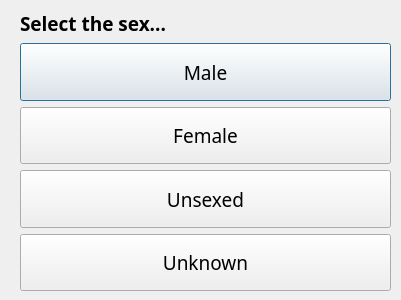
Before: the Qt Designer form ui/SexSelUnknownDlg.ui in aliciabillings-noaa/CLAMS, drawn with Qt 5.
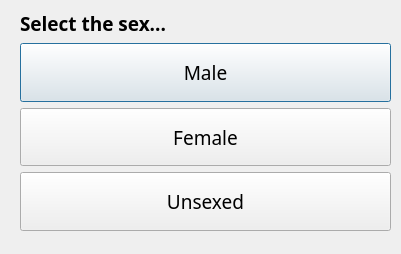
After: the same form once the commit is applied.

Commit message: fixing abort crashes and removing unknown from sex dialog

Diff of the .ui file:
```diff
--- a/ui/SexSelUnknownDlg.ui
+++ b/ui/SexSelUnknownDlg.ui
@@ -7,7 +7,7 @@
     <x>0</x>
     <y>0</y>
     <width>401</width>
-    <height>300</height>
+    <height>254</height>
    </rect>
   </property>
   <property name="windowTitle">
@@ -19,7 +19,7 @@
      <x>20</x>
      <y>10</y>
      <width>371</width>
-     <height>281</height>
+     <height>221</height>
     </rect>
    </property>
    <layout class="QVBoxLayout" name="verticalLayout">
@@ -113,31 +113,6 @@
       </property>
      </widget>
     </item>
-    <item>
-     <widget class="QPushButton" name="unknownBtn">
-      <property name="sizePolicy">
-       <sizepolicy hsizetype="Minimum" vsizetype="MinimumExpanding">
-        <horstretch>0</horstretch>
-        <verstretch>0</verstretch>
-       </sizepolicy>
-      </property>
-      <property name="minimumSize">
-       <size>
-        <width>165</width>
-        <height>50</height>
-       </size>
-      </property>
-      <property name="font">
-       <font>
-        <family>Arial Black</family>
-        <pointsize>14</pointsize>
-       </font>
-      </property>
-      <property name="text">
-       <string>Unknown</string>
-      </property>
-     </widget>
-    </item>
    </layout>
   </widget>
  </widget>
```
The commit also changes 6 other files.
